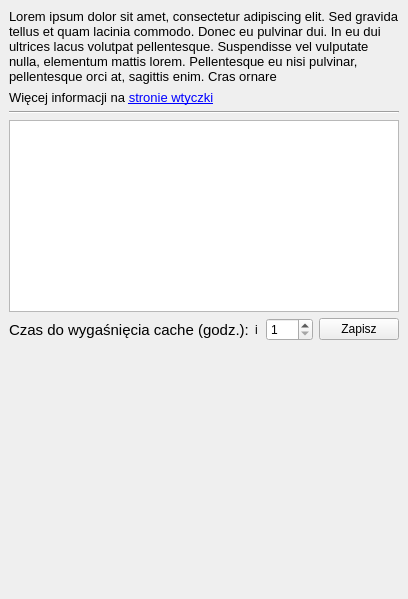
Before: the Qt Designer form gissupport_plugin/modules/wmts/wmts_dockwidget.ui in gis-support/gis-support-plugin, drawn with Qt 5.
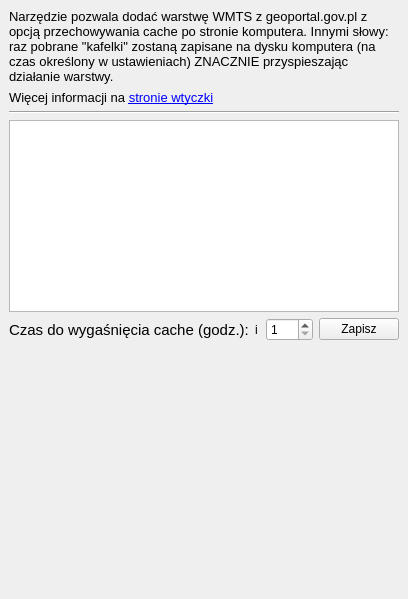
After: the same form once the commit is applied.

Commit message: DEV011848, dodane opisy do narzędzi, nowy interfejs pobierania PRG

```diff
--- a/gissupport_plugin/modules/wmts/wmts_dockwidget.ui
+++ b/gissupport_plugin/modules/wmts/wmts_dockwidget.ui
@@ -23,7 +23,7 @@
        </font>
       </property>
       <property name="text">
-       <string>&lt;html&gt;&lt;head/&gt;&lt;body&gt;&lt;p&gt;&lt;span style=&quot; font-size:10pt;&quot;&gt;Lorem ipsum dolor sit amet, consectetur adipiscing elit. Sed gravida tellus et quam lacinia commodo. Donec eu pulvinar dui. In eu dui ultrices lacus volutpat pellentesque. Suspendisse vel vulputate nulla, elementum mattis lorem. Pellentesque eu nisi pulvinar, pellentesque orci at, sagittis enim. Cras ornare&lt;/span&gt;&lt;/p&gt;&lt;/body&gt;&lt;/html&gt;</string>
+       <string>&lt;html&gt;&lt;head/&gt;&lt;body&gt;&lt;p&gt;&lt;span style=&quot; font-size:10pt;&quot;&gt;Narzędzie pozwala dodać warstwę WMTS z geoportal.gov.pl z opcją przechowywania cache po stronie komputera. Innymi słowy: raz pobrane &quot;kafelki&quot; zostaną zapisane na dysku komputera (na czas określony w ustawieniach) ZNACZNIE przyspieszając działanie warstwy.&lt;/span&gt;&lt;/p&gt;&lt;/body&gt;&lt;/html&gt;</string>
       </property>
       <property name="wordWrap">
        <bool>true</bool>
```
Left out of the diff: 1 changed line with no effect on the pictures. The commit also changes 11 other files.
